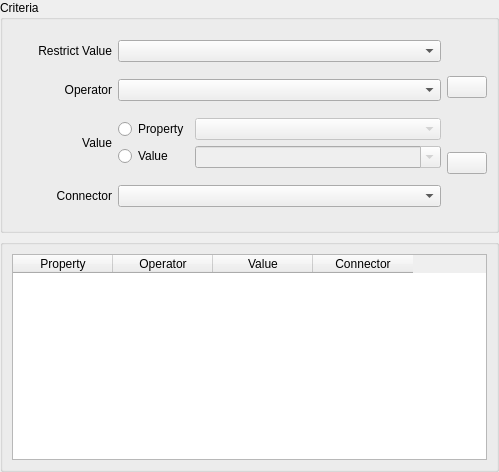
Qt form src/terralib/qt/widgets/query/ui/WhereClauseWidgetForm.ui (claudiobogossian/terralib5) before a commit.
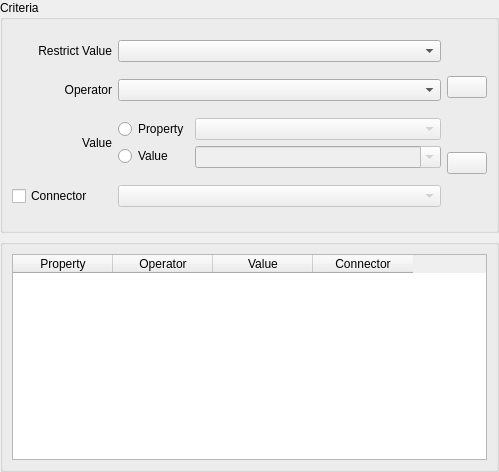
The same form after that commit.

The edit to the form file:
```diff
--- a/src/terralib/qt/widgets/query/ui/WhereClauseWidgetForm.ui
+++ b/src/terralib/qt/widgets/query/ui/WhereClauseWidgetForm.ui
@@ -186,31 +186,35 @@
             </item>
             <item row="3" column="0">
              <layout class="QGridLayout" name="gridLayout_22">
+              <item row="0" column="1">
+               <widget class="QComboBox" name="m_connectorComboBox">
+                <property name="enabled">
+                 <bool>false</bool>
+                </property>
+                <property name="sizePolicy">
+                 <sizepolicy hsizetype="MinimumExpanding" vsizetype="Fixed">
+                  <horstretch>0</horstretch>
+                  <verstretch>0</verstretch>
+                 </sizepolicy>
+                </property>
+               </widget>
+              </item>
               <item row="0" column="0">
-               <widget class="QLabel" name="label_4">
+               <widget class="QCheckBox" name="m_connectorCheckBox">
                 <property name="minimumSize">
                  <size>
                   <width>100</width>
                   <height>0</height>
                  </size>
                 </property>
-                <property name="maximumSize">
-                 <size>
-                  <width>100</width>
-                  <height>16777215</height>
-                 </size>
+                <property name="layoutDirection">
+                 <enum>Qt::LeftToRight</enum>
                 </property>
                 <property name="text">
                  <string>Connector</string>
                 </property>
-                <property name="alignment">
-                 <set>Qt::AlignRight|Qt::AlignTrailing|Qt::AlignVCenter</set>
-                </property>
                </widget>
               </item>
-              <item row="0" column="1">
-               <widget class="QComboBox" name="m_connectorComboBox"/>
-              </item>
              </layout>
             </item>
            </layout>
```
Left out of the diff: 86 changed lines with no effect on the pictures.
